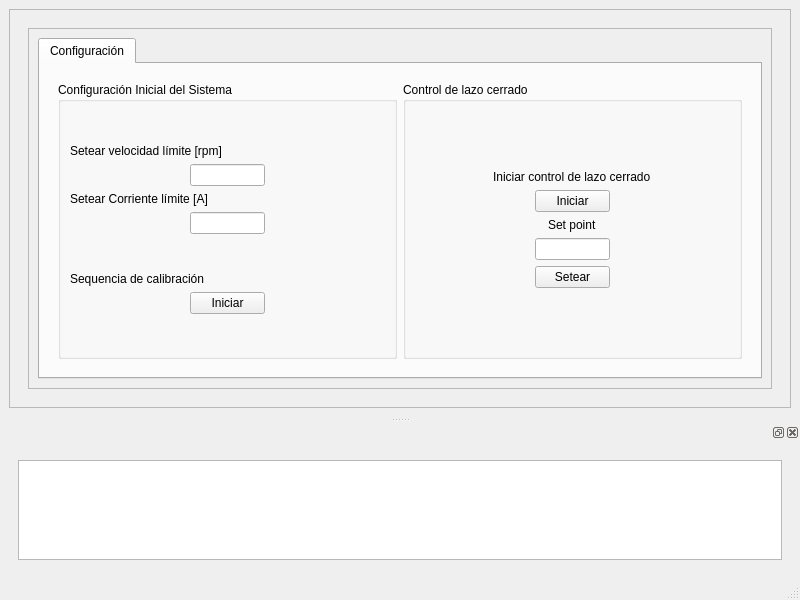
The window that interfaz.ui (dandrue/Interfaz) describes before a commit, drawn with Qt 5.
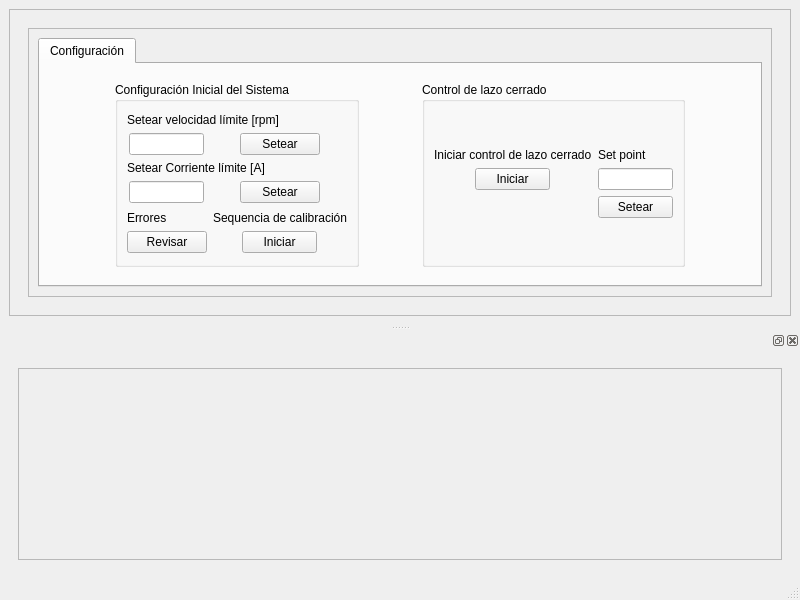
The same window after the commit. Icons and pictures are not drawn.

```diff
--- a/interfaz.ui
+++ b/interfaz.ui
@@ -11,17 +11,27 @@
    </rect>
   </property>
   <property name="sizePolicy">
-   <sizepolicy hsizetype="Maximum" vsizetype="Maximum">
+   <sizepolicy hsizetype="Expanding" vsizetype="Expanding">
     <horstretch>0</horstretch>
     <verstretch>0</verstretch>
    </sizepolicy>
   </property>
+  <property name="contextMenuPolicy">
+   <enum>Qt::CustomContextMenu</enum>
+  </property>
   <property name="windowTitle">
    <string>Interfaz de Usuario</string>
   </property>
+  <property name="windowIcon">
+   <iconset>
+    <normaloff>icons/prosthetic.png</normaloff>icons/prosthetic.png</iconset>
+  </property>
   <property name="documentMode">
    <bool>false</bool>
   </property>
+  <property name="dockOptions">
+   <set>QMainWindow::AllowTabbedDocks|QMainWindow::AnimatedDocks</set>
+  </property>
   <widget class="QWidget" name="centralwidget">
    <layout class="QVBoxLayout" name="verticalLayout_4">
     <item>
@@ -46,8 +56,8 @@
               <rect>
                <x>0</x>
                <y>0</y>
-               <width>742</width>
-               <height>337</height>
+               <width>728</width>
+               <height>305</height>
               </rect>
              </property>
              <layout class="QVBoxLayout" name="verticalLayout_5">
@@ -64,39 +74,20 @@
                   <item row="0" column="0">
                    <widget class="QWidget" name="widget" native="true">
                     <layout class="QGridLayout" name="gridLayout_2">
-                     <item row="0" column="0">
+                     <item row="0" column="1">
                       <widget class="QGroupBox" name="groupBox">
                        <property name="title">
                         <string>Configuración Inicial del Sistema</string>
                        </property>
                        <layout class="QGridLayout" name="gridLayout_3">
-                        <item row="1" column="0">
-                         <widget class="QLabel" name="label">
+                        <item row="3" column="0" colspan="2" alignment="Qt::AlignLeft">
+                         <widget class="QLabel" name="label_2">
                           <property name="text">
-                           <string>Setear velocidad límite [rpm]</string>
+                           <string>Setear Corriente límite [A]</string>
                           </property>
                          </widget>
                         </item>
-                        <item row="7" column="0" alignment="Qt::AlignHCenter">
-                         <widget class="QPushButton" name="pushButton">
-                          <property name="sizePolicy">
-                           <sizepolicy hsizetype="Fixed" vsizetype="Fixed">
-                            <horstretch>0</horstretch>
-                            <verstretch>0</verstretch>
-                           </sizepolicy>
-                          </property>
-                          <property name="maximumSize">
-                           <size>
-                            <width>75</width>
-                            <height>16777215</height>
-                           </size>
-                          </property>
-                          <property name="text">
-                           <string>Iniciar</string>
-                          </property>
-                         </widget>
-                        </item>
-                        <item row="8" column="0">
+                        <item row="9" column="0">
                          <spacer name="verticalSpacer_2">
                           <property name="orientation">
                            <enum>Qt::Vertical</enum>
@@ -122,22 +113,6 @@
                           </property>
                          </spacer>
                         </item>
-                        <item row="2" column="0" alignment="Qt::AlignHCenter">
-                         <widget class="QLineEdit" name="lineEdit">
-                          <property name="sizePolicy">
-                           <sizepolicy hsizetype="Fixed" vsizetype="Fixed">
-                            <horstretch>0</horstretch>
-                            <verstretch>0</verstretch>
-                           </sizepolicy>
-                          </property>
-                          <property name="maximumSize">
-                           <size>
-                            <width>75</width>
-                            <height>16777215</height>
-                           </size>
-                          </property>
-                         </widget>
-                        </item>
                         <item row="4" column="0" alignment="Qt::AlignHCenter">
                          <widget class="QLineEdit" name="lineEdit_2">
                           <property name="sizePolicy">
@@ -154,20 +129,6 @@
                           </property>
                          </widget>
                         </item>
-                        <item row="6" column="0">
-                         <widget class="QLabel" name="label_3">
-                          <property name="text">
-                           <string>Sequencia de calibración</string>
-                          </property>
-                         </widget>
-                        </item>
-                        <item row="3" column="0">
-                         <widget class="QLabel" name="label_2">
-                          <property name="text">
-                           <string>Setear Corriente límite [A]</string>
-                          </property>
-                         </widget>
-                        </item>
                         <item row="5" column="0">
                          <spacer name="verticalSpacer_3">
                           <property name="orientation">
@@ -181,22 +142,92 @@
                           </property>
                          </spacer>
                         </item>
+                        <item row="4" column="1" alignment="Qt::AlignHCenter">
+                         <widget class="QPushButton" name="pushButton_5">
+                          <property name="text">
+                           <string>Setear</string>
+                          </property>
+                         </widget>
+                        </item>
+                        <item row="1" column="0" colspan="2" alignment="Qt::AlignLeft">
+                         <widget class="QLabel" name="label">
+                          <property name="text">
+                           <string>Setear velocidad límite [rpm]</string>
+                          </property>
+                         </widget>
+                        </item>
+                        <item row="2" column="1" alignment="Qt::AlignHCenter">
+                         <widget class="QPushButton" name="pushButton_4">
+                          <property name="text">
+                           <string>Setear</string>
+                          </property>
+                         </widget>
+                        </item>
+                        <item row="2" column="0" alignment="Qt::AlignHCenter">
+                         <widget class="QLineEdit" name="lineEdit">
+                          <property name="sizePolicy">
+                           <sizepolicy hsizetype="Fixed" vsizetype="Fixed">
+                            <horstretch>0</horstretch>
+                            <verstretch>0</verstretch>
+                           </sizepolicy>
+                          </property>
+                          <property name="maximumSize">
+                           <size>
+                            <width>75</width>
+                            <height>16777215</height>
+                           </size>
+                          </property>
+                         </widget>
+                        </item>
+                        <item row="7" column="1" alignment="Qt::AlignLeft">
+                         <widget class="QLabel" name="label_3">
+                          <property name="text">
+                           <string>Sequencia de calibración</string>
+                          </property>
+                         </widget>
+                        </item>
+                        <item row="8" column="1" alignment="Qt::AlignHCenter">
+                         <widget class="QPushButton" name="pushButton">
+                          <property name="sizePolicy">
+                           <sizepolicy hsizetype="Fixed" vsizetype="Fixed">
+                            <horstretch>0</horstretch>
+                            <verstretch>0</verstretch>
+                           </sizepolicy>
+                          </property>
+                          <property name="maximumSize">
+                           <size>
+                            <width>75</width>
+                            <height>16777215</height>
+                           </size>
+                          </property>
+                          <property name="text">
+                           <string>Iniciar</string>
+                          </property>
+                         </widget>
+                        </item>
+                        <item row="7" column="0" alignment="Qt::AlignLeft">
+                         <widget class="QLabel" name="label_6">
+                          <property name="text">
+                           <string>Errores</string>
+                          </property>
+                         </widget>
+                        </item>
+                        <item row="8" column="0" alignment="Qt::AlignHCenter">
+                         <widget class="QPushButton" name="pushButton_6">
+                          <property name="text">
+                           <string>Revisar</string>
+                          </property>
+                         </widget>
+                        </item>
                        </layout>
                       </widget>
                      </item>
-                     <item row="0" column="1">
+                     <item row="0" column="3">
                       <widget class="QGroupBox" name="groupBox_2">
                        <property name="title">
                         <string>Control de lazo cerrado</string>
                        </property>
                        <layout class="QGridLayout" name="gridLayout_4">
-                        <item row="3" column="0" alignment="Qt::AlignHCenter">
-                         <widget class="QLabel" name="label_5">
-                          <property name="text">
-                           <string>Set point</string>
-                          </property>
-                         </widget>
-                        </item>
                         <item row="1" column="0" alignment="Qt::AlignHCenter">
                          <widget class="QLabel" name="label_4">
                           <property name="text">
@@ -204,7 +235,7 @@
                           </property>
                          </widget>
                         </item>
-                        <item row="6" column="0">
+                        <item row="7" column="0">
                          <spacer name="verticalSpacer_5">
                           <property name="orientation">
                            <enum>Qt::Vertical</enum>
@@ -230,7 +261,14 @@
                           </property>
                          </spacer>
                         </item>
-                        <item row="2" column="0" alignment="Qt::AlignHCenter">
+                        <item row="1" column="1">
+                         <widget class="QLabel" name="label_5">
+                          <property name="text">
+                           <string>Set point</string>
+                          </property>
+                         </widget>
+                        </item>
+                        <item row="5" column="0" alignment="Qt::AlignHCenter">
                          <widget class="QPushButton" name="pushButton_2">
                           <property name="sizePolicy">
                            <sizepolicy hsizetype="Fixed" vsizetype="Fixed">
@@ -249,7 +287,7 @@
                           </property>
                          </widget>
                         </item>
-                        <item row="4" column="0" alignment="Qt::AlignHCenter">
+                        <item row="5" column="1">
                          <widget class="QLineEdit" name="lineEdit_3">
                           <property name="sizePolicy">
                            <sizepolicy hsizetype="Fixed" vsizetype="Fixed">
@@ -265,7 +303,7 @@
                           </property>
                          </widget>
                         </item>
-                        <item row="5" column="0" alignment="Qt::AlignHCenter">
+                        <item row="6" column="1">
                          <widget class="QPushButton" name="pushButton_3">
                           <property name="sizePolicy">
                            <sizepolicy hsizetype="Fixed" vsizetype="Fixed">
@@ -287,6 +325,45 @@
                        </layout>
                       </widget>
                      </item>
+                     <item row="0" column="2">
+                      <spacer name="horizontalSpacer_2">
+                       <property name="orientation">
+                        <enum>Qt::Horizontal</enum>
+                       </property>
+                       <property name="sizeHint" stdset="0">
+                        <size>
+                         <width>40</width>
+                         <height>20</height>
+                        </size>
+                       </property>
+                      </spacer>
+                     </item>
+                     <item row="0" column="0">
+                      <spacer name="horizontalSpacer">
+                       <property name="orientation">
+                        <enum>Qt::Horizontal</enum>
+                       </property>
+                       <property name="sizeHint" stdset="0">
+                        <size>
+                         <width>40</width>
+                         <height>20</height>
+                        </size>
+                       </property>
+                      </spacer>
+                     </item>
+                     <item row="0" column="4">
+                      <spacer name="horizontalSpacer_3">
+                       <property name="orientation">
+                        <enum>Qt::Horizontal</enum>
+                       </property>
+                       <property name="sizeHint" stdset="0">
+                        <size>
+                         <width>40</width>
+                         <height>20</height>
+                        </size>
+                       </property>
+                      </spacer>
+                     </item>
                     </layout>
                    </widget>
                   </item>
@@ -318,8 +395,18 @@
   </widget>
   <widget class="QStatusBar" name="statusbar"/>
   <widget class="QDockWidget" name="dockWidget">
+   <property name="sizePolicy">
+    <sizepolicy hsizetype="Expanding" vsizetype="Expanding">
+     <horstretch>0</horstretch>
+     <verstretch>0</verstretch>
+    </sizepolicy>
+   </property>
+   <property name="windowIcon">
+    <iconset>
+     <normaloff>icons/prosthetic.png</normaloff>icons/prosthetic.png</iconset>
+   </property>
    <property name="allowedAreas">
-    <set>Qt::BottomDockWidgetArea</set>
+    <set>Qt::BottomDockWidgetArea|Qt::RightDockWidgetArea</set>
    </property>
    <attribute name="dockWidgetArea">
     <number>8</number>
@@ -337,17 +424,17 @@
        <property name="maximumSize">
         <size>
          <width>16777215</width>
-         <height>200</height>
+         <height>16777215</height>
         </size>
        </property>
        <layout class="QVBoxLayout" name="verticalLayout_3">
         <item>
          <widget class="QPlainTextEdit" name="plainTextEdit">
           <property name="enabled">
-           <bool>true</bool>
+           <bool>false</bool>
           </property>
           <property name="sizePolicy">
-           <sizepolicy hsizetype="Preferred" vsizetype="Maximum">
+           <sizepolicy hsizetype="Preferred" vsizetype="Preferred">
             <horstretch>0</horstretch>
             <verstretch>0</verstretch>
            </sizepolicy>
@@ -355,7 +442,7 @@
           <property name="maximumSize">
            <size>
             <width>16777215</width>
-            <height>100</height>
+            <height>16777215</height>
            </size>
           </property>
           <property name="readOnly">
```
